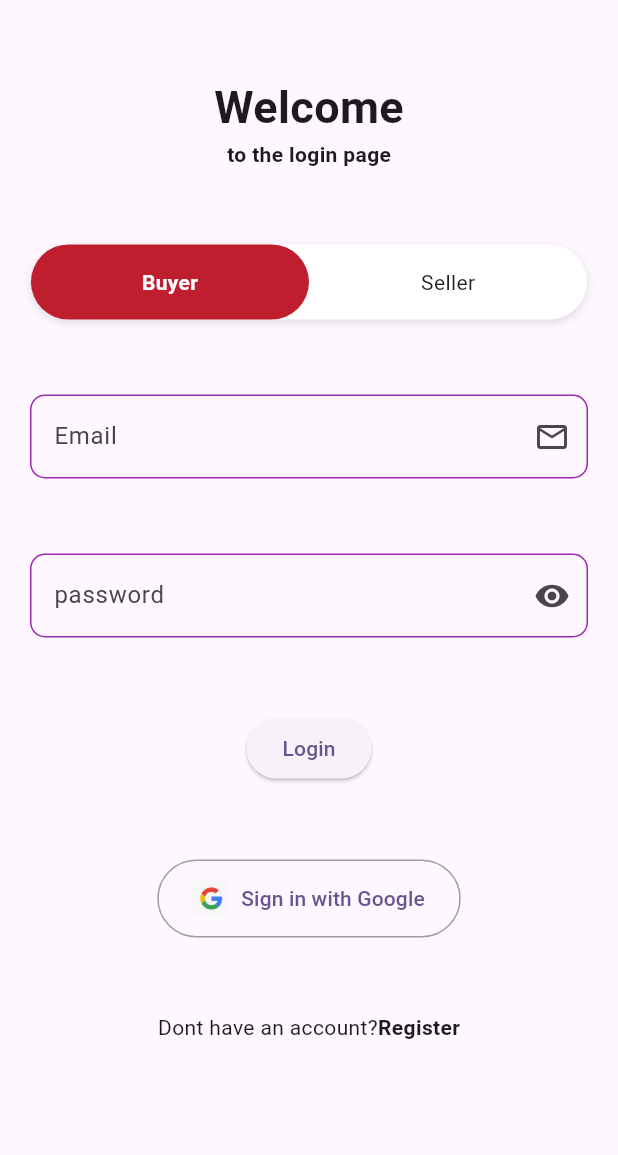
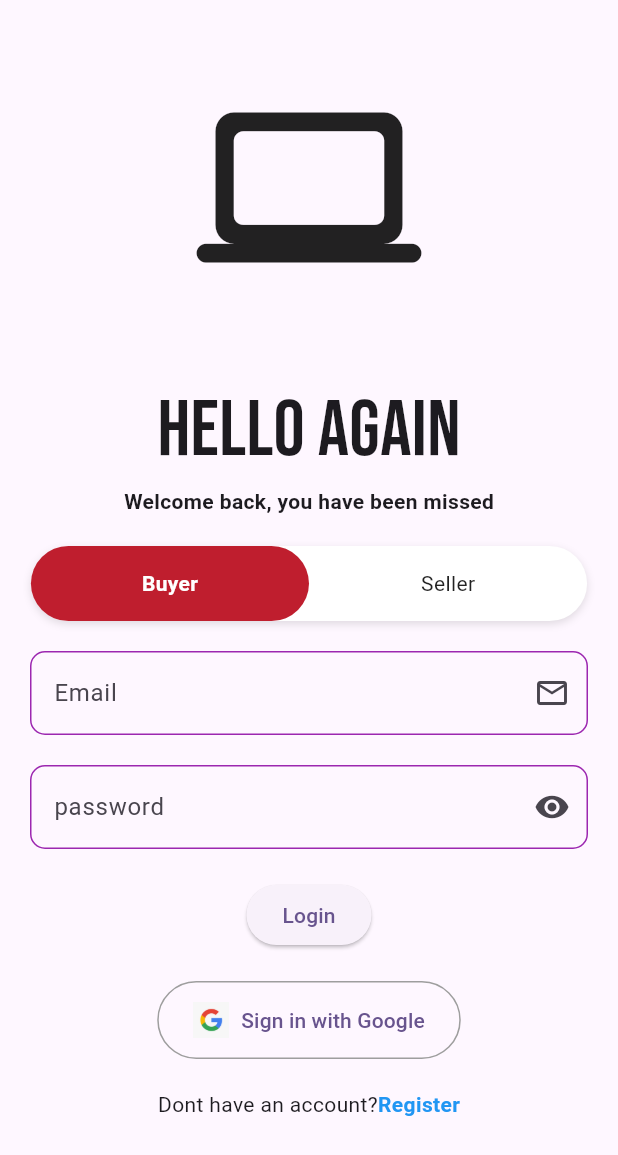
Before and after one commit to Dead-host/broadway-app, a Flutter app: the screen it shows after launch, on a phone screen of 412 x 824 dp. Shown: the top 1155 px of the screen. Run offline on Flutter 3.47's test engine with Material 3 defaults, Android fonts, the light colour scheme and no system bars; drawn by our look-alikes of flutter_toggle_tab; our stand-ins replace carousel_slider, cloud_firestore, firebase_auth, firebase_core, flutter_image_compress, flutter_spinkit and 10 more; missing offline and left inert: khalti_flutter; accounts and stored records are empty.

Commit message:
new additions

```diff
--- a/lib/loginPage.dart
+++ b/lib/loginPage.dart
@@ -11,6 +11,7 @@ import 'package:flutter/services.dart';
 import 'package:flutter_spinkit/flutter_spinkit.dart';
 import 'package:flutter_toggle_tab/flutter_toggle_tab.dart';
 import 'package:fluttertoast/fluttertoast.dart';
+import 'package:google_fonts/google_fonts.dart';
 import 'package:google_sign_in/google_sign_in.dart';
 import 'package:local_auth/local_auth.dart';
 import 'package:shared_preferences/shared_preferences.dart';
@@ -296,31 +297,35 @@ class _LoginpageState extends State<Loginpage> {
   Widget build(BuildContext context) {
     return SafeArea(
       child:  Scaffold(
-        body: isLoading?SpinKitSpinningLines(color: Colors.purple,size: 100,):
+        body:isLoading?SpinKitSpinningLines(color: Colors.purple,size: 100,):
         SingleChildScrollView(
           child:Column(
+
             children: [
+              Padding(
+                padding: const EdgeInsets.only(top: 50.0),
+                child: Icon(Icons.computer_rounded,size: 150,),
+              ),
               Padding(
                 padding: EdgeInsets.only(top: 50),
                 child: Center(
                   child: Text(
-                        "Welcome",
-                      style: TextStyle(
-                        fontWeight: FontWeight.w600,
-                        fontSize: 30,
+                    "Hello Again",
+                    style: GoogleFonts.bebasNeue(
+                      fontSize: 52,
                     ),
                   ),
                 ),
               ),
               Center(
                 child: Text(
-                      "to the login page",
+                  "Welcome back, you have been missed",
                   style: TextStyle(
                       fontWeight: FontWeight.bold
                   ),
                 ),
               ),
-                SizedBox(height: 50,),
+              SizedBox(height: 20,),
               FlutterToggleTab(
                 width: 90,
                 borderRadius: 50,
@@ -336,7 +341,7 @@ class _LoginpageState extends State<Loginpage> {
                 }),
                 isScroll: false,
               ),
-                SizedBox(height: 50,),
+              SizedBox(height: 20,),
               Padding(
                 padding: const EdgeInsets.only(left: 20.0,right: 20),
                 child: TextFormField(
@@ -359,7 +364,7 @@ class _LoginpageState extends State<Loginpage> {
                   ),
                 ),
               ),
-                SizedBox(height: 50,),
+              SizedBox(height: 20,),
               Padding(
                 padding: const EdgeInsets.only(left: 20.0,right: 20),
                 child: TextFormField(
@@ -389,7 +394,7 @@ class _LoginpageState extends State<Loginpage> {
                   ),
                 ),
               ),
-                SizedBox(height: 50,),
+              SizedBox(height: 20,),
               Row(
                 mainAxisAlignment: MainAxisAlignment.center,
                 children: [
@@ -411,7 +416,7 @@ class _LoginpageState extends State<Loginpage> {
                   ),
                 ],
               ),
-                SizedBox(height: 50,),
+              SizedBox(height: 20,),
               Center(
                 child: OutlinedButton.icon(
                   onPressed: () async {
@@ -445,8 +450,8 @@ class _LoginpageState extends State<Loginpage> {
                   ),
                 ),
               ),
-                SizedBox(height: 50,),
-                Row(
+              SizedBox(height: 20,),
+              Row (
                 mainAxisAlignment: MainAxisAlignment.center,
                 children: [
                   Text("Dont have an account?"),
@@ -457,6 +462,7 @@ class _LoginpageState extends State<Loginpage> {
                     child: Text(
                       "Register",
                       style: TextStyle(
+                        color: Colors.blue,
                         fontWeight: FontWeight.bold,
                       ),
                     ),
@@ -467,6 +473,7 @@ class _LoginpageState extends State<Loginpage> {
           ),
 
         ),
+
       ),
     );
   }
--- a/lib/main.dart
+++ b/lib/main.dart
@@ -1,6 +1,7 @@
 import 'package:broad/buyerPart/checkoutPage.dart';
 import 'package:broad/buyerPart/homePage.dart';
 import 'package:broad/exam.dart';
+import 'package:broad/functionssss.dart';
 import 'package:broad/loginPage.dart';
 import 'package:broad/practice.dart';
 import 'package:broad/signupPage.dart';
--- a/pubspec.yaml
+++ b/pubspec.yaml
@@ -33,6 +33,7 @@ dependencies:
   flutter_image_compress:
   google_sign_in: ^6.2.2
   carousel_slider:
+  google_fonts:
   firebase_auth: ^5.3.4
   firebase_core: ^3.9.0
   cloud_firestore:
```
Also changed, not shown: lib/functionssss.dart (added, +99 -0 lines), pubspec.lock. Lines whose indentation alone changed are shown as unchanged.
